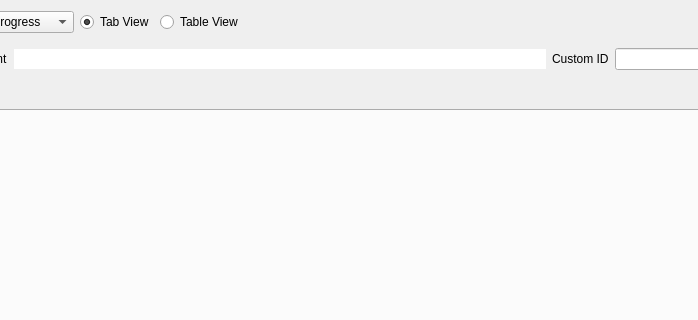
Old version of the form src/plugins/qmldesigner/components/annotationeditor/annotationeditordialog.ui in the repository qt-creator/qt-creator; both pictures show x 123 to 821 and y 0 to 320 of the 1344 by 819 pixel window.
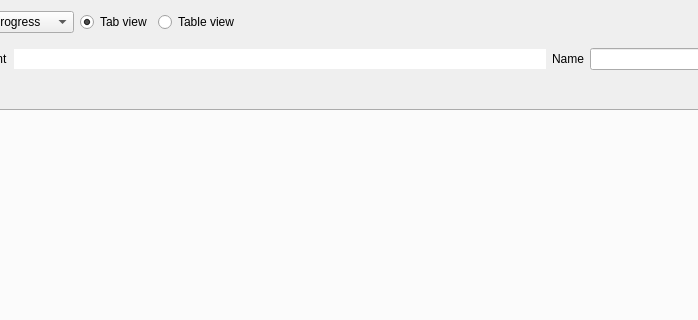
New version of the form. Custom widgets are drawn as their Qt base class.

Commit message:
Qt Quick Designer: Fix UI text in views
- Fix punctuation
- Fix capitalization

Task-number: QTCREATORBUG-25915

Diff of the .ui file:
```diff
--- a/src/plugins/qmldesigner/components/annotationeditor/annotationeditordialog.ui
+++ b/src/plugins/qmldesigner/components/annotationeditor/annotationeditordialog.ui
@@ -76,7 +76,7 @@
       <item>
        <widget class="QRadioButton" name="rbTabView">
         <property name="text">
-         <string>Tab View</string>
+         <string>Tab view</string>
         </property>
         <property name="checked">
          <bool>true</bool>
@@ -86,7 +86,7 @@
       <item>
        <widget class="QRadioButton" name="rbTableView">
         <property name="text">
-         <string>Table View</string>
+         <string>Table view</string>
         </property>
        </widget>
       </item>
@@ -135,7 +135,7 @@
         <item>
          <widget class="QLabel" name="customIdLabel">
           <property name="text">
-           <string>Custom ID</string>
+           <string>Name</string>
           </property>
          </widget>
         </item>
```
The commit also changes 8 other files.
